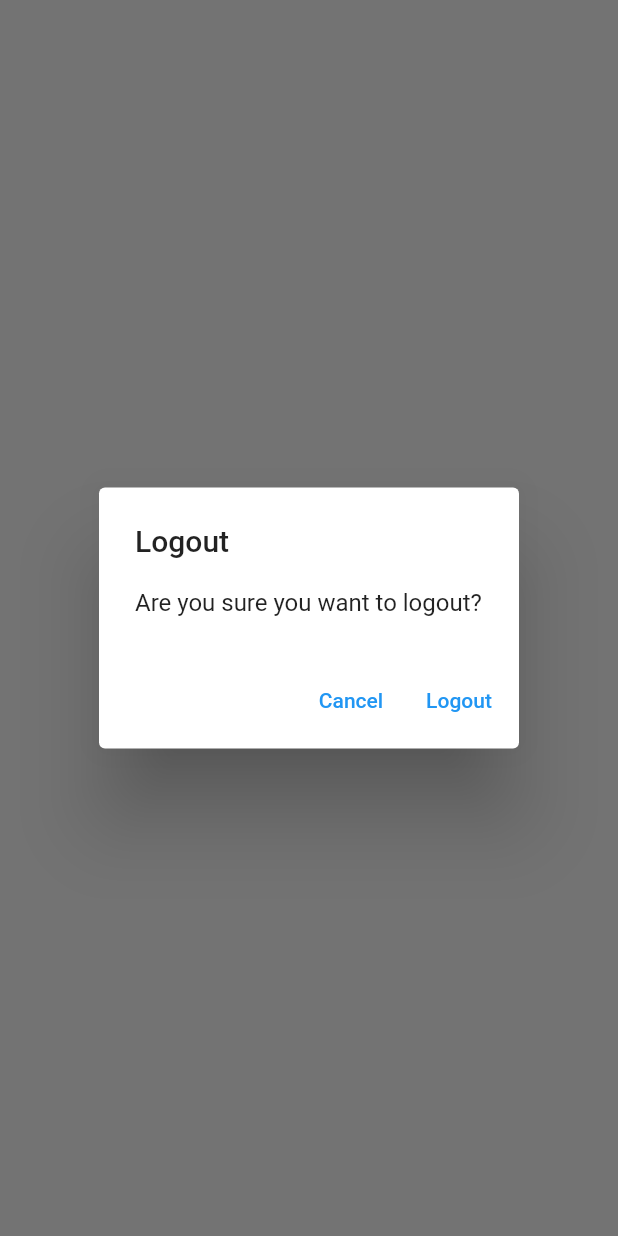
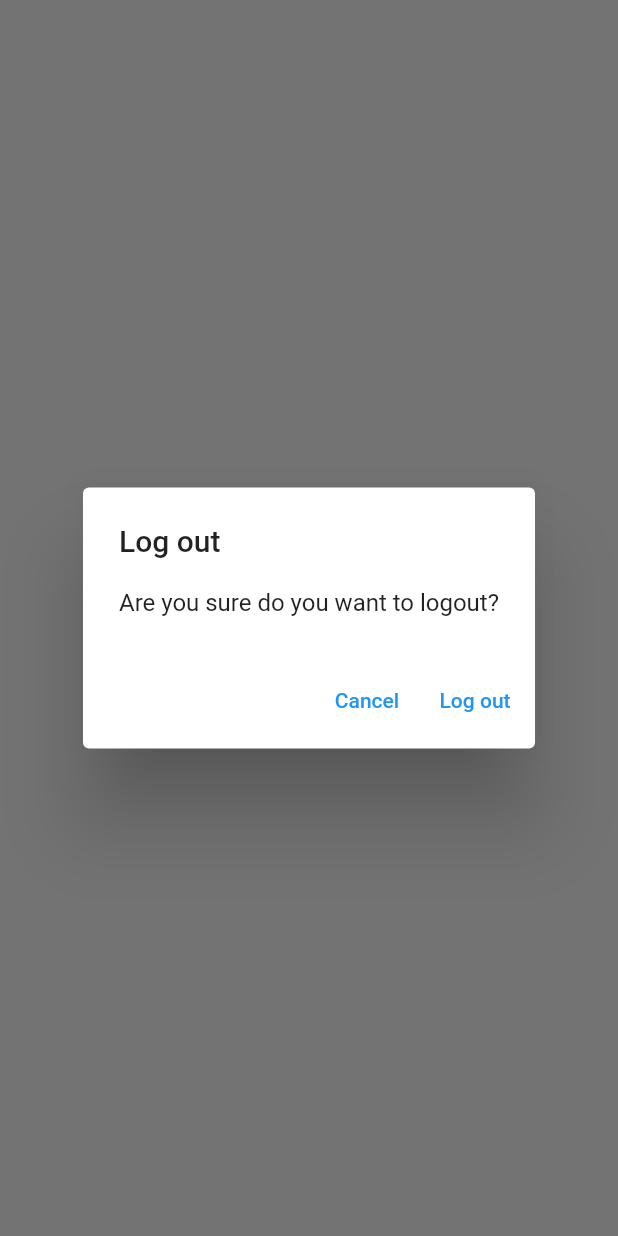
Before and after one commit to nitin-787/uni-notes, a Flutter app: what showLogOutDialog() shows on an empty page, opened directly, on a phone screen of 412 x 824 dp. Run offline on Flutter 3.47's test engine with Material 2 defaults, Android fonts, the phone set to English and light mode, and no system bars; our stand-ins replace firebase_auth, firebase_core, sqflite; accounts and stored records are empty; network calls fail.

Commit message:
Deleting Existing Notes in Notes View

```diff
--- /dev/null
+++ b/lib/utilities/dialogs/generic_dialog.dart
@@ -0,0 +1,34 @@
+import 'package:flutter/material.dart';
+
+typedef DialogoptionBuilder<T> = Map<String, T?> Function();
+
+Future<T?> showGenericDialog<T>({
+  required BuildContext context,
+  required String title,
+  required String content,
+  required DialogoptionBuilder optionBuilder,
+}) {
+  final options = optionBuilder();
+  return showDialog<T>(
+    context: context,
+    builder: (context) {
+      return AlertDialog(
+        title: Text(title),
+        content: Text(content),
+        actions: options.keys.map((optionTitle) {
+          final T value = options[optionTitle];
+          return TextButton(
+            onPressed: () {
+              if (value != null) {
+                Navigator.of(context).pop(value);
+              } else {
+                Navigator.of(context).pop();
+              }
+            },
+            child: Text(optionTitle),
+          );
+        }).toList(),
+      );
+    },
+  );
+}
--- /dev/null
+++ b/lib/utilities/dialogs/logout_dialog.dart
@@ -0,0 +1,14 @@
+import 'package:flutter/cupertino.dart';
+import 'package:mynotes/utilities/dialogs/generic_dialog.dart';
+
+Future<bool> showLogOutDialog(BuildContext context) {
+  return showGenericDialog<bool>(
+    context: context,
+    title: 'Log out',
+    content: 'Are you sure do you want to logout?',
+    optionBuilder: () => {
+      'Cancel': false,
+      'Log out': true,
+    },
+  ).then((value) => value ?? false);
+}
--- a/lib/views/login_view.dart
+++ b/lib/views/login_view.dart
@@ -2,7 +2,7 @@ import 'package:flutter/material.dart';
 import 'package:mynotes/constants/routes.dart';
 import 'package:mynotes/services/auth/auth_exception.dart';
 import 'package:mynotes/services/auth/auth_serivce.dart';
-import 'package:mynotes/utilities/show_error_dialog.dart';
+import 'package:mynotes/utilities/dialogs/error_dialog.dart';
 
 class LoginView extends StatefulWidget {
   const LoginView({Key? key}) : super(key: key);
--- a/lib/views/notes/notes_view.dart
+++ b/lib/views/notes/notes_view.dart
@@ -3,6 +3,8 @@ import 'package:mynotes/constants/routes.dart';
 import 'package:mynotes/enums/menu_actions.dart';
 import 'package:mynotes/services/auth/auth_serivce.dart';
 import 'package:mynotes/services/crud/notes_serivce.dart';
+import 'package:mynotes/utilities/dialogs/logout_dialog.dart';
+import 'package:mynotes/views/notes/notes_list_view.dart';
 
 class NotesView extends StatefulWidget {
   const NotesView({Key? key}) : super(key: key);
@@ -73,18 +75,10 @@ class _NotesViewState extends State<NotesView> {
                     case ConnectionState.active:
                       if (snapshot.hasData) {
                         final allNotes = snapshot.data as List<DatabaseNote>;
-                        return ListView.builder(
-                          itemCount: allNotes.length,
-                          itemBuilder: (context, index) {
-                            final note = allNotes[index];
-                            return ListTile(
-                              title: Text(
-                                note.text,
-                                maxLines: 1,
-                                softWrap: true,
-                                overflow: TextOverflow.ellipsis,
-                              ),
-                            );
+                        return NotesListView(
+                          notes: allNotes,
+                          onDelteNote: (note) async {
+                            await _notesSerivce.deleteNote(id: note.id);
                           },
                         );
                       } else {
@@ -103,29 +97,3 @@ class _NotesViewState extends State<NotesView> {
     );
   }
 }
-
-Future<bool> showLogOutDialog(BuildContext context) {
-  return showDialog<bool>(
-    context: context,
-    builder: (context) {
-      return AlertDialog(
-        title: const Text('Logout'),
-        content: const Text('Are you sure you want to logout?'),
-        actions: [
-          TextButton(
-            onPressed: () {
-              Navigator.of(context).pop(false);
-            },
-            child: const Text('Cancel'),
-          ),
-          TextButton(
-            onPressed: () {
-              Navigator.of(context).pop(true);
-            },
-            child: const Text('Logout'),
-          ),
-        ],
-      );
-    },
-  ).then((value) => value ?? false);
-}
--- a/lib/views/register_view.dart
+++ b/lib/views/register_view.dart
@@ -2,7 +2,7 @@ import 'package:flutter/material.dart';
 import 'package:mynotes/constants/routes.dart';
 import 'package:mynotes/services/auth/auth_exception.dart';
 import 'package:mynotes/services/auth/auth_serivce.dart';
-import 'package:mynotes/utilities/show_error_dialog.dart';
+import 'package:mynotes/utilities/dialogs/error_dialog.dart';
 
 class RegisterView extends StatefulWidget {
   const RegisterView({Key? key}) : super(key: key);
```
Also changed, not shown: lib/utilities/dialogs/delete_dialog.dart (added, +14 -0 lines), lib/utilities/dialogs/error_dialog.dart (added, +16 -0 lines), lib/utilities/show_error_dialog.dart (deleted, +0 -24 lines), lib/views/notes/notes_list_view.dart (added, +43 -0 lines).
